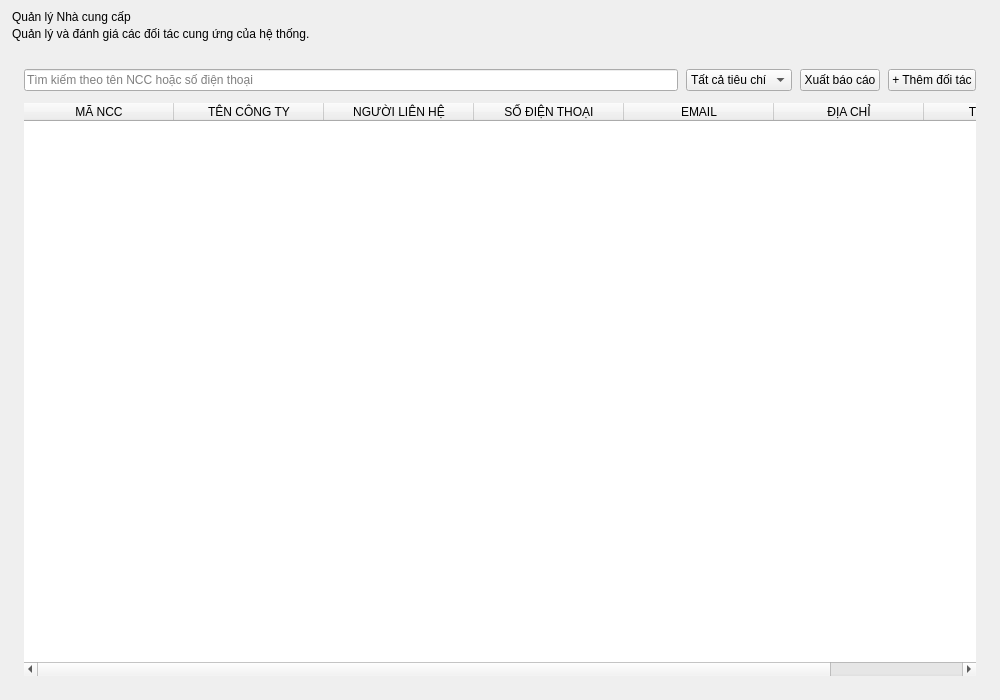
Old version of the form src/gui/tabs/supplier_management.ui in the repository letrankhang/Supermarket_Manager.
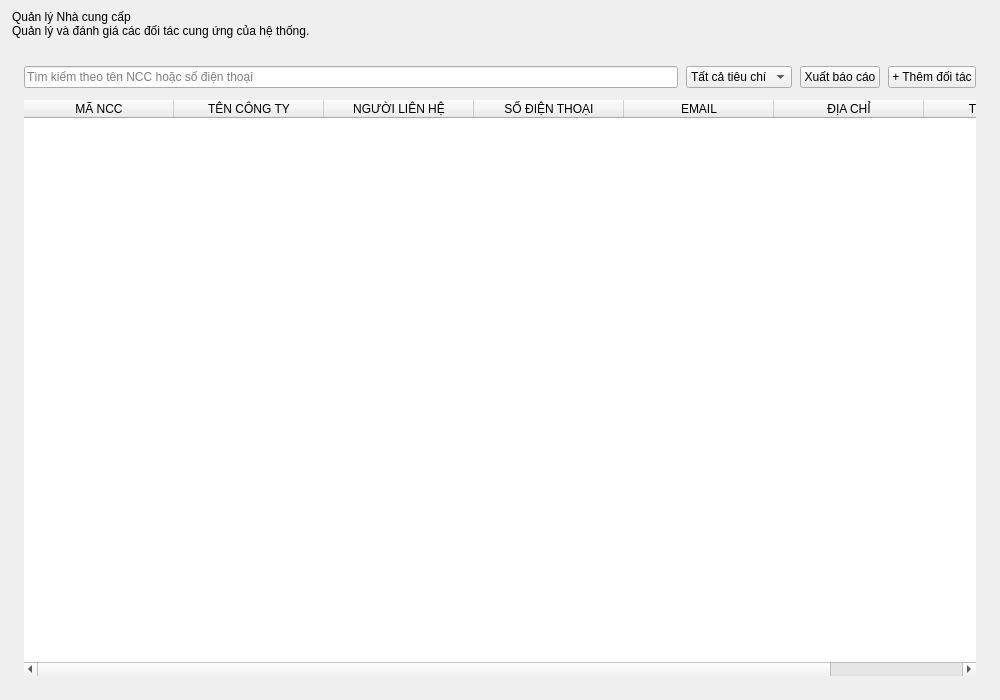
New version of the form. Icons and pictures are not drawn.

Diff of the .ui file:
```diff
--- a/src/gui/tabs/supplier_management.ui
+++ b/src/gui/tabs/supplier_management.ui
@@ -634,7 +634,7 @@
    <item>
     <layout class="QVBoxLayout" name="titleLayout">
      <property name="spacing">
-      <number>3</number>
+      <number>0</number>
      </property>
      <item>
       <widget class="QLabel" name="lblTitle">
```
Lines whose indentation alone changed are shown as unchanged.
